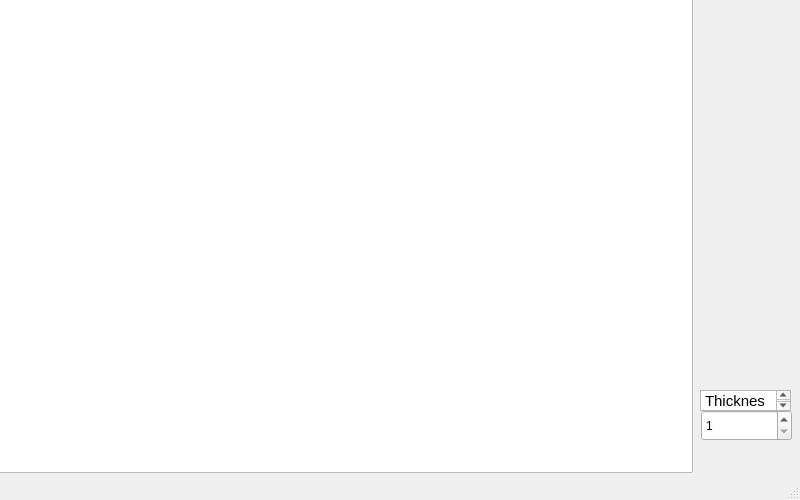
Before: the Qt Designer form LAB2/LAB2/mainwindow.ui in Artyom-Gerchik/OOPLabs, drawn with Qt 5.
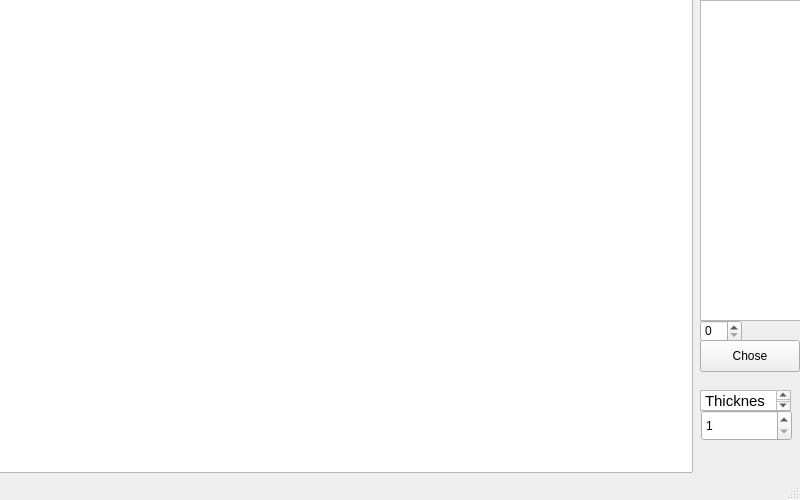
After: the same form once the commit is applied.

What changed in the file:
```diff
--- a/LAB2/LAB2/mainwindow.ui
+++ b/LAB2/LAB2/mainwindow.ui
@@ -93,6 +93,39 @@
 &lt;p style=&quot; margin-top:0px; margin-bottom:0px; margin-left:0px; margin-right:0px; -qt-block-indent:0; text-indent:0px;&quot;&gt;&lt;span style=&quot; font-size:11pt;&quot;&gt;Thickness&lt;/span&gt;&lt;/p&gt;&lt;/body&gt;&lt;/html&gt;</string>
     </property>
    </widget>
+   <widget class="QTableWidget" name="figureTable">
+    <property name="geometry">
+     <rect>
+      <x>700</x>
+      <y>0</y>
+      <width>101</width>
+      <height>321</height>
+     </rect>
+    </property>
+   </widget>
+   <widget class="QPushButton" name="choseButton">
+    <property name="geometry">
+     <rect>
+      <x>700</x>
+      <y>340</y>
+      <width>100</width>
+      <height>32</height>
+     </rect>
+    </property>
+    <property name="text">
+     <string>Chose</string>
+    </property>
+   </widget>
+   <widget class="QSpinBox" name="choseSpinBox">
+    <property name="geometry">
+     <rect>
+      <x>700</x>
+      <y>320</y>
+      <width>42</width>
+      <height>22</height>
+     </rect>
+    </property>
+   </widget>
   </widget>
   <widget class="QMenuBar" name="menubar">
    <property name="geometry">
```
